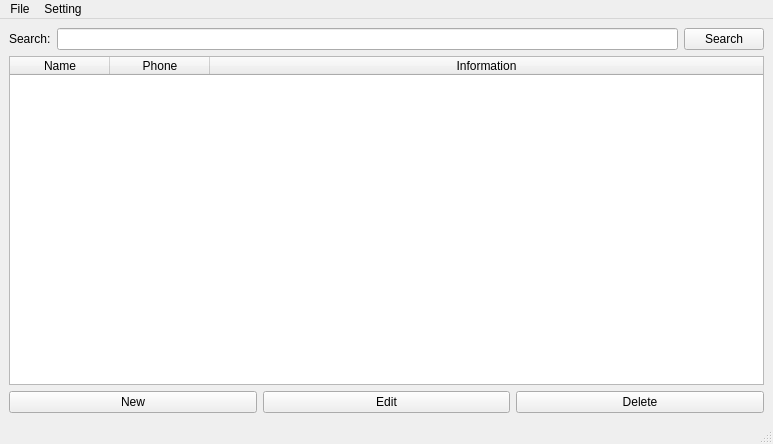
Above: phonebook.ui from realshuncle/Phonebook before the change. Below: the same form after it.
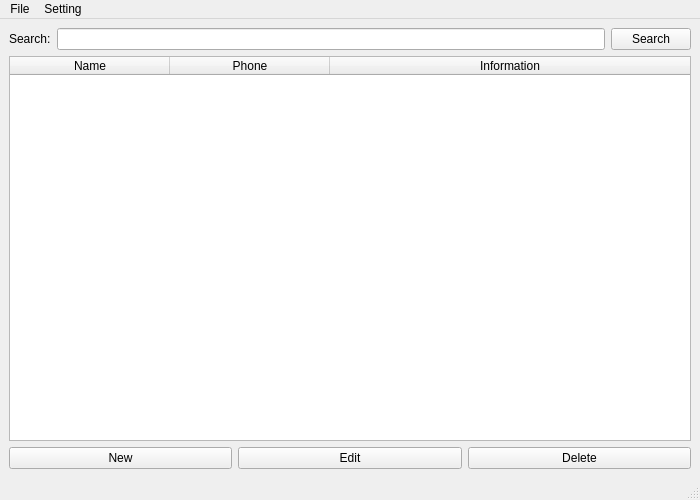
That is the form after the change.

```diff
--- a/phonebook.ui
+++ b/phonebook.ui
@@ -6,13 +6,28 @@
    <rect>
     <x>0</x>
     <y>0</y>
-    <width>773</width>
-    <height>444</height>
+    <width>700</width>
+    <height>500</height>
    </rect>
   </property>
+  <property name="minimumSize">
+   <size>
+    <width>700</width>
+    <height>500</height>
+   </size>
+  </property>
+  <property name="maximumSize">
+   <size>
+    <width>700</width>
+    <height>500</height>
+   </size>
+  </property>
   <property name="windowTitle">
    <string>Phonebook</string>
   </property>
+  <property name="documentMode">
+   <bool>false</bool>
+  </property>
   <widget class="QWidget" name="centralwidget">
    <property name="sizePolicy">
     <sizepolicy hsizetype="Expanding" vsizetype="Expanding">
@@ -108,6 +123,12 @@
       <attribute name="horizontalHeaderCascadingSectionResizes">
        <bool>false</bool>
       </attribute>
+      <attribute name="horizontalHeaderMinimumSectionSize">
+       <number>160</number>
+      </attribute>
+      <attribute name="horizontalHeaderDefaultSectionSize">
+       <number>160</number>
+      </attribute>
       <attribute name="horizontalHeaderHighlightSections">
        <bool>true</bool>
       </attribute>
@@ -138,6 +159,12 @@
      <layout class="QHBoxLayout" name="horizontalLayout_2">
       <item>
        <widget class="QPushButton" name="btNew">
+        <property name="sizePolicy">
+         <sizepolicy hsizetype="Minimum" vsizetype="Minimum">
+          <horstretch>0</horstretch>
+          <verstretch>0</verstretch>
+         </sizepolicy>
+        </property>
         <property name="text">
          <string>New</string>
         </property>
@@ -145,6 +172,12 @@
       </item>
       <item>
        <widget class="QPushButton" name="btEdit">
+        <property name="sizePolicy">
+         <sizepolicy hsizetype="Minimum" vsizetype="Minimum">
+          <horstretch>0</horstretch>
+          <verstretch>0</verstretch>
+         </sizepolicy>
+        </property>
         <property name="text">
          <string>Edit</string>
         </property>
@@ -152,6 +185,12 @@
       </item>
       <item>
        <widget class="QPushButton" name="btDelete">
+        <property name="sizePolicy">
+         <sizepolicy hsizetype="Minimum" vsizetype="Minimum">
+          <horstretch>0</horstretch>
+          <verstretch>0</verstretch>
+         </sizepolicy>
+        </property>
         <property name="text">
          <string>Delete</string>
         </property>
@@ -166,7 +205,7 @@
     <rect>
      <x>0</x>
      <y>0</y>
-     <width>773</width>
+     <width>700</width>
      <height>25</height>
     </rect>
    </property>
```
